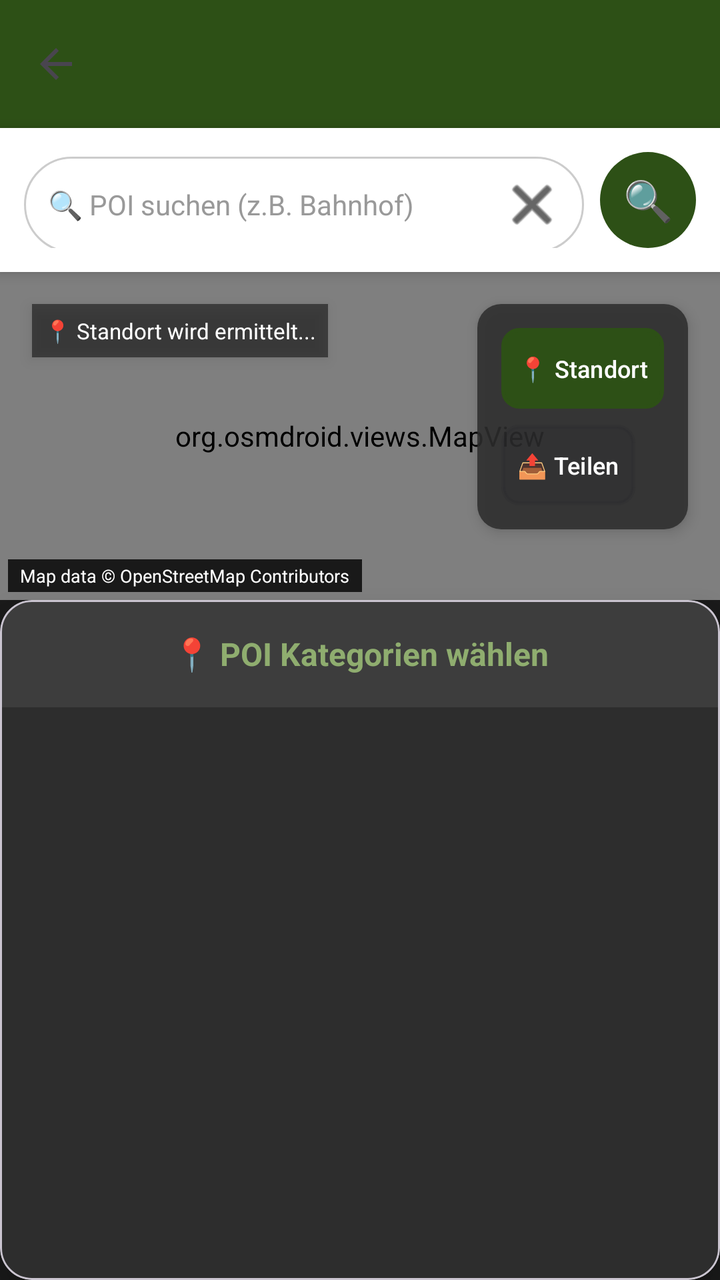
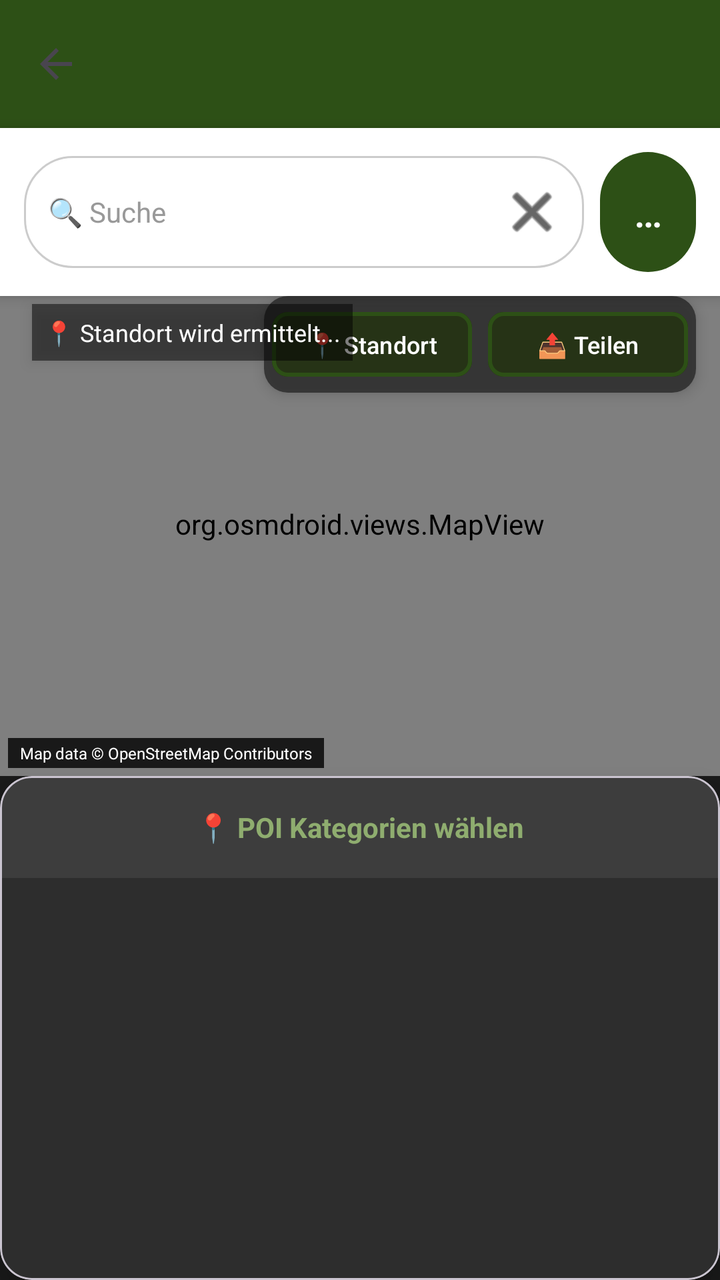

Screens rendered from an Android XML layout before and after an edit, with the pre-edit source and the edit as a unified diff.
<!-- AndroidManifest.xml: application theme Theme.HundeWildnis -->
<!-- res/layout/activity_location.xml -->
<?xml version="1.0" encoding="utf-8"?>
<androidx.coordinatorlayout.widget.CoordinatorLayout xmlns:android="http://schemas.android.com/apk/res/android"
    xmlns:app="http://schemas.android.com/apk/res-auto"
    android:layout_width="match_parent"
    android:layout_height="match_parent"
    android:background="#1a1a1a">

    
    
    
    <com.google.android.material.appbar.AppBarLayout
        android:id="@+id/appbar"
        android:layout_width="match_parent"
        android:layout_height="wrap_content"
        android:fitsSystemWindows="true">

        <androidx.appcompat.widget.Toolbar
            android:id="@+id/toolbar"
            android:layout_width="match_parent"
            android:layout_height="?attr/actionBarSize"
            android:background="#2d5016"
            app:titleTextColor="#FFFFFF"
            app:navigationIcon="?attr/homeAsUpIndicator" />
    </com.google.android.material.appbar.AppBarLayout>

    
    
    
    <LinearLayout
        android:id="@+id/layoutPOISearch"
        android:layout_width="match_parent"
        android:layout_height="wrap_content"
        android:orientation="horizontal"
        android:padding="12dp"
        android:background="?android:attr/windowBackground"
        android:elevation="4dp"
        app:layout_behavior="@string/appbar_scrolling_view_behavior">

        <EditText
            android:id="@+id/etPOISearch"
            android:layout_width="0dp"
            android:layout_height="48dp"
            android:layout_weight="1"
            android:hint="🔍 POI suchen (z.B. Bahnhof)"
            android:textSize="14sp"
            android:paddingStart="12dp"
            android:paddingEnd="10dp"
            android:imeOptions="actionSearch"
            android:inputType="text"
            android:textColor="@color/search_field_text"
            android:textColorHint="@color/search_field_hint"
            android:background="@drawable/bg_search_field"
            android:drawableTint="@color/search_field_text"
            android:maxLines="1"
            android:drawableEnd="@android:drawable/ic_menu_close_clear_cancel" />

        <com.google.android.material.button.MaterialButton
            android:id="@+id/btnSearchPOI"
            android:layout_width="48dp"
            android:layout_height="48dp"
            android:layout_marginStart="8dp"
            android:insetTop="0dp"
            android:insetBottom="0dp"
            android:padding="0dp"
            android:text="🔍"
            android:textSize="20sp"
            app:backgroundTint="#2d5016"
            app:cornerRadius="24dp" />

        <ProgressBar
            android:id="@+id/progressSearch"
            android:layout_width="24dp"
            android:layout_height="24dp"
            android:layout_marginStart="8dp"
            android:visibility="gone" />
    </LinearLayout>

    
    
    
    <androidx.constraintlayout.widget.ConstraintLayout
        android:id="@+id/main_content"
        android:layout_width="match_parent"
        android:layout_height="match_parent"
        android:layout_marginTop="72dp"
        app:layout_behavior="@string/appbar_scrolling_view_behavior">

        
        <FrameLayout
            android:id="@+id/mapFrame"
            android:layout_width="0dp"
            android:layout_height="0dp"
            app:layout_constraintTop_toTopOf="parent"
            app:layout_constraintBottom_toTopOf="@id/bottomCard"
            app:layout_constraintStart_toStartOf="parent"
            app:layout_constraintEnd_toEndOf="parent">

            <org.osmdroid.views.MapView
                android:id="@+id/mapView"
                android:layout_width="match_parent"
                android:layout_height="match_parent" />

            <TextView
                android:id="@+id/osmCopyrightText"
                android:layout_width="wrap_content"
                android:layout_height="wrap_content"
                android:layout_gravity="bottom|start"
                android:layout_margin="4dp"
                android:paddingStart="6dp"
                android:paddingEnd="6dp"
                android:paddingTop="2dp"
                android:paddingBottom="2dp"
                android:background="#CC000000"
                android:text="Map data © OpenStreetMap Contributors"
                android:textColor="#FFFFFF"
                android:textSize="9sp"
                android:clickable="true"
                android:focusable="true"
                android:foreground="?attr/selectableItemBackground" />

            <LinearLayout
                android:layout_width="wrap_content"
                android:layout_height="wrap_content"
                android:layout_gravity="top|end"
                android:layout_margin="16dp"
                android:orientation="vertical"
                android:background="@drawable/button_bg_rounded"
                android:elevation="4dp">

                <Button
                    android:id="@+id/btnCurrentLocation"
                    android:layout_width="wrap_content"
                    android:layout_height="wrap_content"
                    android:text="📍 Standort"
                    android:textSize="12sp"
                    android:padding="8dp"
                    android:background="@drawable/poi_button_bg"
                    android:textColor="#FFFFFF"
                    android:layout_marginBottom="8dp"
                    android:minWidth="0dp"
                    android:minHeight="0dp" />

                <Button
                    android:id="@+id/shareButton"
                    android:layout_width="wrap_content"
                    android:layout_height="wrap_content"
                    android:text="📤 Teilen"
                    android:textSize="12sp"
                    android:padding="8dp"
                    android:background="@drawable/poi_button_bg"
                    android:textColor="#FFFFFF"
                    android:enabled="false"
                    android:minWidth="0dp"
                    android:minHeight="0dp" />
            </LinearLayout>

            <TextView
                android:id="@+id/coordinatesText"
                android:layout_width="wrap_content"
                android:layout_height="wrap_content"
                android:layout_gravity="top|start"
                android:layout_margin="16dp"
                android:text="📍 Standort wird ermittelt..."
                android:textColor="#FFFFFF"
                android:textSize="11sp"
                android:background="#80000000"
                android:padding="6dp"
                android:elevation="4dp" />

            <TextView
                android:id="@+id/navigationInfoText"
                android:layout_width="wrap_content"
                android:layout_height="wrap_content"
                android:layout_gravity="bottom|center_horizontal"
                android:layout_marginBottom="60dp"
                android:text="🧭 0.0 km • 0 Min"
                android:textColor="#FFFFFF"
                android:textSize="18sp"
                android:textStyle="bold"
                android:background="#DD2d5016"
                android:padding="14dp"
                android:elevation="12dp"
                android:visibility="gone" />

            <ProgressBar
                android:id="@+id/progressBar"
                android:layout_width="wrap_content"
                android:layout_height="wrap_content"
                android:layout_gravity="center"
                android:indeterminateTint="#8fad6f"
                android:visibility="gone" />
        </FrameLayout>

        
        <com.google.android.material.card.MaterialCardView
            android:id="@+id/bottomCard"
            android:layout_width="0dp"
            android:layout_height="340dp"
            app:cardBackgroundColor="#2d2d2d"
            app:cardElevation="8dp"
            app:cardCornerRadius="16dp"
            android:layout_margin="0dp"
            app:layout_constraintBottom_toBottomOf="parent"
            app:layout_constraintStart_toStartOf="parent"
            app:layout_constraintEnd_toEndOf="parent">

            <FrameLayout
                android:layout_width="match_parent"
                android:layout_height="match_parent">

                
                
                
                <LinearLayout
                    android:id="@+id/categoryView"
                    android:layout_width="match_parent"
                    android:layout_height="match_parent"
                    android:orientation="vertical"
                    android:visibility="visible">

                    
                    <TextView
                        android:layout_width="match_parent"
                        android:layout_height="wrap_content"
                        android:text="📍 POI Kategorien wählen"
                        android:textColor="#8fad6f"
                        android:textSize="16sp"
                        android:textStyle="bold"
                        android:padding="16dp"
                        android:textAlignment="center"
                        android:background="#3d3d3d" />

                    
                    <androidx.core.widget.NestedScrollView
                        android:layout_width="match_parent"
                        android:layout_height="0dp"
                        android:layout_weight="1"
                        android:fillViewport="true">

                        <GridLayout
                            android:id="@+id/categoryGrid"
                            android:layout_width="match_parent"
                            android:layout_height="wrap_content"
                            android:columnCount="3"
                            android:rowCount="6"
                            android:padding="12dp"
                            android:alignmentMode="alignBounds"
                            android:columnOrderPreserved="false"
                            android:useDefaultMargins="true" />

                    </androidx.core.widget.NestedScrollView>

                </LinearLayout>

                
                
                
                <LinearLayout
                    android:id="@+id/poiListView"
                    android:layout_width="match_parent"
                    android:layout_height="match_parent"
                    android:orientation="vertical"
                    android:visibility="gone">

                    
                    <LinearLayout
                        android:layout_width="match_parent"
                        android:layout_height="wrap_content"
                        android:orientation="horizontal"
                        android:padding="12dp"
                        android:background="#3d3d3d"
                        android:gravity="center_vertical">

                        <Button
                            android:id="@+id/btnBackToCategories"
                            android:layout_width="wrap_content"
                            android:layout_height="wrap_content"
                            android:text="← Zurück"
                            android:textSize="16sp"
                            android:textColor="#FFFFFF"
                            android:background="@drawable/poi_button_bg"
                            android:padding="0dp"
                            android:layout_marginEnd="8dp" />

                        <LinearLayout
                            android:layout_width="0dp"
                            android:layout_height="wrap_content"
                            android:layout_weight="1"
                            android:orientation="vertical">

                            <TextView
                                android:id="@+id/categoryTitleText"
                                android:layout_width="wrap_content"
                                android:layout_height="wrap_content"
                                android:text="🐕 Hundeauslauf"
                                android:textColor="#8FC357"
                                android:textSize="16sp"
                                android:textStyle="bold" />

                            <TextView
                                android:id="@+id/poiCountText"
                                android:layout_width="wrap_content"
                                android:layout_height="wrap_content"
                                android:text="0 POI in 3 km"
                                android:textColor="#999999"
                                android:textSize="12sp" />
                        </LinearLayout>

                    </LinearLayout>

                    
                    <FrameLayout
                        android:layout_width="match_parent"
                        android:layout_height="0dp"
                        android:layout_weight="1">

                        <androidx.recyclerview.widget.RecyclerView
                            android:id="@+id/poiRecyclerView"
                            android:layout_width="match_parent"
                            android:layout_height="match_parent"
                            android:padding="6dp"
                            android:clipToPadding="false" />

                        <ProgressBar
                            android:id="@+id/poiProgressBar"
                            android:layout_width="wrap_content"
                            android:layout_height="wrap_content"
                            android:layout_gravity="center"
                            android:indeterminateTint="#8fad6f"
                            android:visibility="gone" />

                        <TextView
                            android:id="@+id/emptyPoiText"
                            android:layout_width="wrap_content"
                            android:layout_height="wrap_content"
                            android:layout_gravity="center"
                            android:text="Keine POI gefunden"
                            android:textColor="#666666"
                            android:textSize="13sp"
                            android:textAlignment="center"
                            android:visibility="gone" />
                    </FrameLayout>

                </LinearLayout>

            </FrameLayout>

        </com.google.android.material.card.MaterialCardView>

    </androidx.constraintlayout.widget.ConstraintLayout>

</androidx.coordinatorlayout.widget.CoordinatorLayout>
<!-- resources referenced by this layout -->
<resources>
  <style name="Base.Theme.HundeWildnis" parent="Theme.Material3.Light.NoActionBar">
          <item name="colorPrimary">#2d5016</item>
          <item name="colorPrimaryVariant">#1a3009</item>
          <item name="colorOnPrimary">#FFFFFF</item>
          <item name="colorSecondary">#6b8e4e</item>
          <item name="colorSecondaryVariant">#4a6135</item>
          <item name="colorOnSecondary">#000000</item>
          <item name="android:statusBarColor">?attr/colorPrimaryVariant</item>
  
          <item name="android:navigationBarColor">@android:color/transparent</item>
          <item name="android:windowLightStatusBar">true</item>
          <item name="android:windowLightNavigationBar">true</item>
          <item name="android:enforceNavigationBarContrast" tools:targetApi="q">false</item>
          <item name="android:enforceStatusBarContrast" tools:targetApi="q">false</item>
  
          
          <item name="colorAccent">#2d5016</item>
          <item name="android:textColorPrimary">#000000</item>
  
          
          <item name="materialAlertDialogTheme">@style/AlertDialogTheme</item>
  
          
          <item name="actionMenuTextColor">#FFFFFF</item>
  
          
          <item name="android:windowBackground">#FFFFFF</item>
          <item name="android:colorBackground">#FFFFFF</item>
      </style>
  <style name="AlertDialogTheme" parent="ThemeOverlay.Material3.MaterialAlertDialog">
          
          <item name="colorSurface">#FFFFFF</item>
  
          
          <item name="colorOnSurface">#000000</item>
          <item name="android:textColorPrimary">#000000</item>
  
          
          <item name="buttonBarPositiveButtonStyle">@style/DialogButtonStyle.Light</item>
          <item name="buttonBarNegativeButtonStyle">@style/DialogButtonStyle.Light</item>
          <item name="buttonBarNeutralButtonStyle">@style/DialogButtonStyle.Light</item>
      </style>
  <style name="DialogButtonStyle.Light" parent="Widget.Material3.Button.TextButton.Dialog">
          
          <item name="android:textColor">#2d5016</item>
  
          
          <item name="backgroundTint">@android:color/transparent</item>
  
          
          <item name="rippleColor">#332d5016</item>
      </style>
  <!-- unchanged entries left out for length: 8 -->
</resources>

<!-- the commit's change to res/layout/activity_location.xml (unified diff, before → after) -->
@@ -3,6 +3,7 @@
     xmlns:app="http://schemas.android.com/apk/res-auto"
     android:layout_width="match_parent"
     android:layout_height="match_parent"
+    android:fitsSystemWindows="false"
     android:background="#1a1a1a">
 
     
@@ -12,7 +13,7 @@
         android:id="@+id/appbar"
         android:layout_width="match_parent"
         android:layout_height="wrap_content"
-        android:fitsSystemWindows="true">
+        android:fitsSystemWindows="false">
 
         <androidx.appcompat.widget.Toolbar
             android:id="@+id/toolbar"
@@ -39,10 +40,10 @@
         <EditText
             android:id="@+id/etPOISearch"
             android:layout_width="0dp"
-            android:layout_height="48dp"
+            android:layout_height="wrap_content"
             android:layout_weight="1"
-            android:hint="🔍 POI suchen (z.B. Bahnhof)"
-            android:textSize="14sp"
+            android:hint="🔍 Suche"
+            android:textSize="@dimen/text_body_medium"
             android:paddingStart="12dp"
             android:paddingEnd="10dp"
             android:imeOptions="actionSearch"
@@ -57,20 +58,20 @@
         <com.google.android.material.button.MaterialButton
             android:id="@+id/btnSearchPOI"
             android:layout_width="48dp"
-            android:layout_height="48dp"
+            android:layout_height="wrap_content"
             android:layout_marginStart="8dp"
             android:insetTop="0dp"
             android:insetBottom="0dp"
             android:padding="0dp"
             android:text="🔍"
-            android:textSize="20sp"
+            android:textSize="@dimen/text_body_medium"
             app:backgroundTint="#2d5016"
             app:cornerRadius="24dp" />
 
         <ProgressBar
             android:id="@+id/progressSearch"
             android:layout_width="24dp"
-            android:layout_height="24dp"
+            android:layout_height="wrap_content"
             android:layout_marginStart="8dp"
             android:visibility="gone" />
     </LinearLayout>
@@ -90,8 +91,8 @@
             android:id="@+id/mapFrame"
             android:layout_width="0dp"
             android:layout_height="0dp"
+            app:layout_constraintHeight_percent="0.5"
             app:layout_constraintTop_toTopOf="parent"
-            app:layout_constraintBottom_toTopOf="@id/bottomCard"
             app:layout_constraintStart_toStartOf="parent"
             app:layout_constraintEnd_toEndOf="parent">
 
@@ -113,7 +114,7 @@
                 android:background="#CC000000"
                 android:text="Map data © OpenStreetMap Contributors"
                 android:textColor="#FFFFFF"
-                android:textSize="9sp"
+                android:textSize="8dp"
                 android:clickable="true"
                 android:focusable="true"
                 android:foreground="?attr/selectableItemBackground" />
@@ -122,36 +123,47 @@
                 android:layout_width="wrap_content"
                 android:layout_height="wrap_content"
                 android:layout_gravity="top|end"
-                android:layout_margin="16dp"
-                android:orientation="vertical"
+                android:layout_margin="12dp"
+                android:orientation="horizontal"
                 android:background="@drawable/button_bg_rounded"
+                android:padding="4dp"
                 android:elevation="4dp">
 
-                <Button
+                <com.google.android.material.button.MaterialButton
                     android:id="@+id/btnCurrentLocation"
+                    style="@style/Widget.App.Button.Fixed"
                     android:layout_width="wrap_content"
                     android:layout_height="wrap_content"
                     android:text="📍 Standort"
-                    android:textSize="12sp"
+                    android:textSize="@dimen/text_body_small"
                     android:padding="8dp"
-                    android:background="@drawable/poi_button_bg"
+                    android:backgroundTint="#263316"
+                    app:strokeColor="#2d5016"
+                    app:strokeWidth="2dp"
+                    app:cornerRadius="8dp"
                     android:textColor="#FFFFFF"
-                    android:layout_marginBottom="8dp"
-                    android:minWidth="0dp"
-                    android:minHeight="0dp" />
-
-                <Button
+                    android:layout_marginEnd="8dp"
+                    android:minWidth="100dp"
+                    android:minHeight="0dp"
+                    app:autoSizeTextType="none" />
+
+                <com.google.android.material.button.MaterialButton
                     android:id="@+id/shareButton"
+                    style="@style/Widget.App.Button.Fixed"
                     android:layout_width="wrap_content"
                     android:layout_height="wrap_content"
                     android:text="📤 Teilen"
-                    android:textSize="12sp"
+                    android:textSize="@dimen/text_body_small"
                     android:padding="8dp"
-                    android:background="@drawable/poi_button_bg"
+                    android:backgroundTint="#263316"
+                    app:strokeColor="#2d5016"
+                    app:strokeWidth="2dp"
+                    app:cornerRadius="8dp"
                     android:textColor="#FFFFFF"
                     android:enabled="false"
-                    android:minWidth="0dp"
-                    android:minHeight="0dp" />
+                    android:minWidth="100dp"
+                    android:minHeight="0dp"
+                    app:autoSizeTextType="none" />
             </LinearLayout>
 
             <TextView
@@ -162,7 +174,7 @@
                 android:layout_margin="16dp"
                 android:text="📍 Standort wird ermittelt..."
                 android:textColor="#FFFFFF"
-                android:textSize="11sp"
+                android:textSize="@dimen/text_body_small"
                 android:background="#80000000"
                 android:padding="6dp"
                 android:elevation="4dp" />
@@ -175,7 +187,7 @@
                 android:layout_marginBottom="60dp"
                 android:text="🧭 0.0 km • 0 Min"
                 android:textColor="#FFFFFF"
-                android:textSize="18sp"
+                android:textSize="@dimen/text_body_medium"
                 android:textStyle="bold"
                 android:background="#DD2d5016"
                 android:padding="14dp"
@@ -195,11 +207,12 @@
         <com.google.android.material.card.MaterialCardView
             android:id="@+id/bottomCard"
             android:layout_width="0dp"
-            android:layout_height="340dp"
+            android:layout_height="0dp"
             app:cardBackgroundColor="#2d2d2d"
             app:cardElevation="8dp"
             app:cardCornerRadius="16dp"
             android:layout_margin="0dp"
+            app:layout_constraintTop_toBottomOf="@id/mapFrame"
             app:layout_constraintBottom_toBottomOf="parent"
             app:layout_constraintStart_toStartOf="parent"
             app:layout_constraintEnd_toEndOf="parent">
@@ -224,7 +237,7 @@
                         android:layout_height="wrap_content"
                         android:text="📍 POI Kategorien wählen"
                         android:textColor="#8fad6f"
-                        android:textSize="16sp"
+                        android:textSize="@dimen/text_body_medium"
                         android:textStyle="bold"
                         android:padding="16dp"
                         android:textAlignment="center"
@@ -233,7 +246,7 @@
                     
                     <androidx.core.widget.NestedScrollView
                         android:layout_width="match_parent"
-                        android:layout_height="0dp"
+                        android:layout_height="wrap_content"
                         android:layout_weight="1"
                         android:fillViewport="true">
 
@@ -276,7 +289,7 @@
                             android:layout_width="wrap_content"
                             android:layout_height="wrap_content"
                             android:text="← Zurück"
-                            android:textSize="16sp"
+                            android:textSize="@dimen/text_body_medium"
                             android:textColor="#FFFFFF"
                             android:background="@drawable/poi_button_bg"
                             android:padding="0dp"
@@ -294,7 +307,7 @@
                                 android:layout_height="wrap_content"
                                 android:text="🐕 Hundeauslauf"
                                 android:textColor="#8FC357"
-                                android:textSize="16sp"
+                                android:textSize="@dimen/text_body_medium"
                                 android:textStyle="bold" />
 
                             <TextView
@@ -303,7 +316,7 @@
                                 android:layout_height="wrap_content"
                                 android:text="0 POI in 3 km"
                                 android:textColor="#999999"
-                                android:textSize="12sp" />
+                                android:textSize="@dimen/text_body_medium" />
                         </LinearLayout>
 
                     </LinearLayout>
@@ -311,7 +324,7 @@
                     
                     <FrameLayout
                         android:layout_width="match_parent"
-                        android:layout_height="0dp"
+                        android:layout_height="wrap_content"
                         android:layout_weight="1">
 
                         <androidx.recyclerview.widget.RecyclerView
@@ -336,7 +349,7 @@
                             android:layout_gravity="center"
                             android:text="Keine POI gefunden"
                             android:textColor="#666666"
-                            android:textSize="13sp"
+                            android:textSize="@dimen/text_body_medium"
                             android:textAlignment="center"
                             android:visibility="gone" />
                     </FrameLayout>
<!-- resource entries referenced after the edit -->
@@ -1,17 +1,30 @@
 <!-- resources referenced by this layout -->
 <resources>
+  <dimen name="text_body_medium">14sp</dimen>
+  <dimen name="text_body_small">12sp</dimen>
+  <style name="Widget.App.Button.Fixed" parent="Widget.Material3.Button">
+          <item name="autoSizeTextType">none</item>
+          <item name="android:textSize">@dimen/text_body_small</item>
+          <item name="android:paddingStart">12dp</item>
+          <item name="android:paddingEnd">12dp</item>
+          <item name="android:minHeight">48dp</item>
+          <item name="android:minWidth">88dp</item>
+      </style>
   <style name="Base.Theme.HundeWildnis" parent="Theme.Material3.Light.NoActionBar">
+          
+          <item name="materialButtonStyle">@style/Widget.App.Button</item>
+  
           <item name="colorPrimary">#2d5016</item>
           <item name="colorPrimaryVariant">#1a3009</item>
           <item name="colorOnPrimary">#FFFFFF</item>
           <item name="colorSecondary">#6b8e4e</item>
           <item name="colorSecondaryVariant">#4a6135</item>
           <item name="colorOnSecondary">#000000</item>
-          <item name="android:statusBarColor">?attr/colorPrimaryVariant</item>
-  
+          <item name="android:statusBarColor">@android:color/transparent</item>
           <item name="android:navigationBarColor">@android:color/transparent</item>
+          <item name="android:windowDrawsSystemBarBackgrounds">true</item>
           <item name="android:windowLightStatusBar">true</item>
-          <item name="android:windowLightNavigationBar">true</item>
+          <item name="android:windowLightNavigationBar" tools:targetApi="27">true</item>
           <item name="android:enforceNavigationBarContrast" tools:targetApi="q">false</item>
           <item name="android:enforceStatusBarContrast" tools:targetApi="q">false</item>
   
@@ -21,13 +34,26 @@
   
           
           <item name="materialAlertDialogTheme">@style/AlertDialogTheme</item>
+          <item name="alertDialogTheme">@style/AlertDialogTheme</item>
   
           
           <item name="actionMenuTextColor">#FFFFFF</item>
+          <item name="actionOverflowButtonStyle">@style/Widget.App.Overflow</item>
   
           
           <item name="android:windowBackground">#FFFFFF</item>
           <item name="android:colorBackground">#FFFFFF</item>
+      </style>
+  <style name="Widget.App.Button" parent="Widget.Material3.Button">
+          <item name="autoSizeTextType">uniform</item>
+          <item name="autoSizeMinTextSize">12sp</item>
+          <item name="autoSizeMaxTextSize">@dimen/text_button_large</item>
+          <item name="autoSizeStepGranularity">1sp</item>
+          <item name="android:maxLines">2</item>
+          <item name="android:ellipsize">end</item>
+          <item name="android:paddingStart">16dp</item>
+          <item name="android:paddingEnd">16dp</item>
+          <item name="android:minHeight">60dp</item>
       </style>
   <style name="AlertDialogTheme" parent="ThemeOverlay.Material3.MaterialAlertDialog">
           
@@ -41,10 +67,39 @@
           <item name="buttonBarPositiveButtonStyle">@style/DialogButtonStyle.Light</item>
           <item name="buttonBarNegativeButtonStyle">@style/DialogButtonStyle.Light</item>
           <item name="buttonBarNeutralButtonStyle">@style/DialogButtonStyle.Light</item>
+  
+          
+          <item name="buttonBarStyle">@style/Widget.App.ButtonBar</item>
+  
+          
+          <item name="android:buttonStyle">@style/DialogButtonStyle.Light</item>
       </style>
+  <style name="Widget.App.Overflow" parent="Widget.AppCompat.ActionButton.Overflow">
+          <item name="android:src">@drawable/ic_menu_hamburger</item>
+      </style>
+  <dimen name="text_button_large">20sp</dimen>
   <style name="DialogButtonStyle.Light" parent="Widget.Material3.Button.TextButton.Dialog">
           
           <item name="android:textColor">#2d5016</item>
+  
+          
+          <item name="android:textSize">13sp</item>
+          <item name="android:textAllCaps">false</item>
+          <item name="android:maxLines">2</item>
+          <item name="android:singleLine">false</item>
+          <item name="android:ellipsize">none</item>
+          <item name="autoSizeTextType">uniform</item>
+          <item name="autoSizeMinTextSize">10sp</item>
+          <item name="autoSizeMaxTextSize">16sp</item>
+  
+          
+          <item name="android:paddingStart">2dp</item>
+          <item name="android:paddingEnd">2dp</item>
+          <item name="android:minWidth">0dp</item>
+          <item name="android:insetLeft">0dp</item>
+          <item name="android:insetRight">0dp</item>
+          <item name="android:insetTop">0dp</item>
+          <item name="android:insetBottom">0dp</item>
   
           
           <item name="backgroundTint">@android:color/transparent</item>
@@ -52,6 +107,19 @@
           
           <item name="rippleColor">#332d5016</item>
       </style>
+  <style name="Widget.App.ButtonBar" parent="Widget.AppCompat.ButtonBar.AlertDialog">
+          <item name="android:padding">0dp</item>
+      </style>
+  <!-- drawable ic_menu_hamburger (drawable) -->
+  <vector xmlns:android="http://schemas.android.com/apk/res/android"
+      android:width="24dp"
+      android:height="24dp"
+      android:viewportWidth="24"
+      android:viewportHeight="24">
+      <path
+          android:fillColor="#FFFFFF"
+          android:pathData="M3,18h18v-2H3V18z M3,13h18v-2H3V13z M3,6v2h18V6H3z" />
+  </vector>
   <!-- unchanged entries left out for length: 8 -->
 </resources>
 
